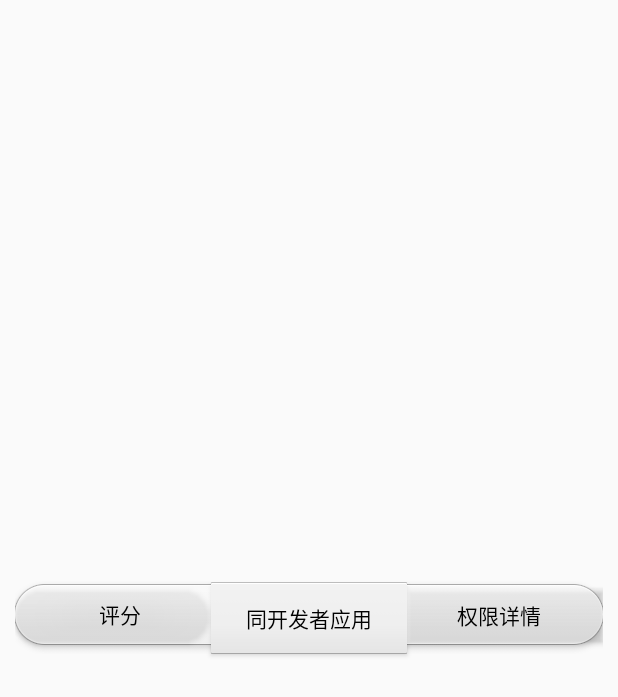
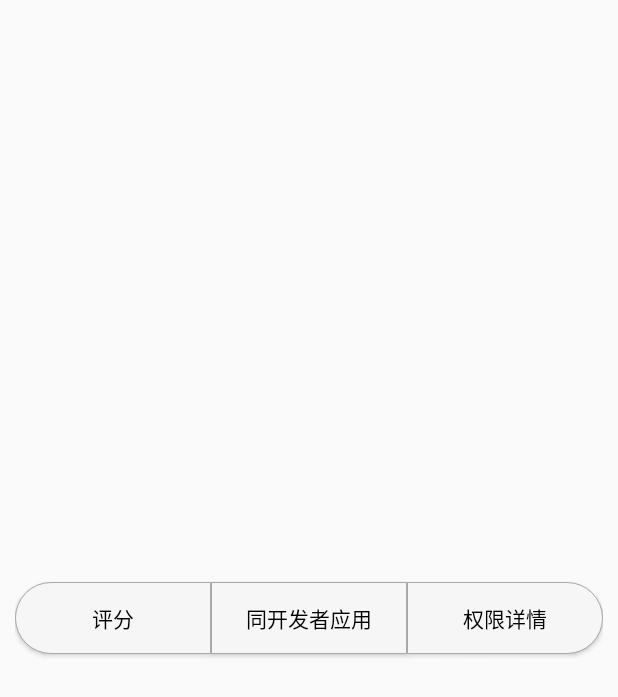
Before and after one commit to shipan2012/miappstore, an Android app: the layout holder_comments.xml on its own in the app's theme, with its tools: preview values and no code run, on a phone screen of 412 x 824 dp. Shown: the top 697 px of the screen. Run offline under Robolectric (Android 15) with nearby library versions, the phone set to English and light mode, and no system bars.

Commit message:
重绘评论按钮

```diff
--- /dev/null
+++ b/app/src/main/res/drawable/btn_group_left.xml
@@ -0,0 +1,6 @@
+<?xml version="1.0" encoding="utf-8"?>
+<selector xmlns:android="http://schemas.android.com/apk/res/android">
+    <item android:state_pressed="true" android:drawable="@drawable/btn_group_left_pressed"/>
+    <item android:state_pressed="false" android:drawable="@drawable/btn_group_left_normal"/>
+    <item android:drawable="@drawable/btn_group_left_normal"/>
+</selector>
--- /dev/null
+++ b/app/src/main/res/drawable/btn_group_left_normal.xml
@@ -0,0 +1,6 @@
+<?xml version="1.0" encoding="utf-8"?>
+<shape xmlns:android="http://schemas.android.com/apk/res/android" android:shape="rectangle">
+    <solid android:color="#f6f6f6"/>
+    <corners android:topLeftRadius="25dp" android:bottomLeftRadius="25dp"/>
+    <stroke android:color="#a8a8a8" android:width="0.3dp"/>
+</shape>
--- /dev/null
+++ b/app/src/main/res/drawable/btn_group_left_pressed.xml
@@ -0,0 +1,6 @@
+<?xml version="1.0" encoding="utf-8"?>
+<shape xmlns:android="http://schemas.android.com/apk/res/android" android:shape="rectangle">
+    <solid android:color="@color/list_item_bg_pressed"/>
+    <corners android:topLeftRadius="25dp" android:bottomLeftRadius="25dp"/>
+    <stroke android:color="#a8a8a8" android:width="0.3dp"/>
+</shape>
--- /dev/null
+++ b/app/src/main/res/drawable/btn_group_middle.xml
@@ -0,0 +1,6 @@
+<?xml version="1.0" encoding="utf-8"?>
+<selector xmlns:android="http://schemas.android.com/apk/res/android">
+    <item android:drawable="@drawable/btn_group_middle_pressed" android:state_pressed="true"/>
+    <item android:drawable="@drawable/btn_group_middle_normal" android:state_pressed="false"/>
+    <item android:drawable="@drawable/btn_group_middle_normal"/>
+</selector>
--- /dev/null
+++ b/app/src/main/res/drawable/btn_group_middle_normal.xml
@@ -0,0 +1,5 @@
+<?xml version="1.0" encoding="utf-8"?>
+<shape xmlns:android="http://schemas.android.com/apk/res/android" android:shape="rectangle">
+    <solid android:color="#f6f6f6"/>
+    <stroke android:color="#a8a8a8" android:width="0.3dp"/>
+</shape>
--- /dev/null
+++ b/app/src/main/res/drawable/btn_group_middle_pressed.xml
@@ -0,0 +1,5 @@
+<?xml version="1.0" encoding="utf-8"?>
+<shape xmlns:android="http://schemas.android.com/apk/res/android" android:shape="rectangle">
+    <solid android:color="@color/list_item_bg_pressed"/>
+    <stroke android:color="#a8a8a8" android:width="0.3dp"/>
+</shape>
--- /dev/null
+++ b/app/src/main/res/drawable/btn_group_right.xml
@@ -0,0 +1,6 @@
+<?xml version="1.0" encoding="utf-8"?>
+<selector xmlns:android="http://schemas.android.com/apk/res/android">
+    <item android:state_pressed="true" android:drawable="@drawable/btn_group_right_pressed"/>
+    <item android:state_pressed="false" android:drawable="@drawable/btn_group_right_normal"/>
+    <item android:drawable="@drawable/btn_group_right_normal"/>
+</selector>
--- /dev/null
+++ b/app/src/main/res/drawable/btn_group_right_normal.xml
@@ -0,0 +1,6 @@
+<?xml version="1.0" encoding="utf-8"?>
+<shape xmlns:android="http://schemas.android.com/apk/res/android" android:shape="rectangle">
+    <solid android:color="#f6f6f6"/>
+    <corners android:topRightRadius="25dp" android:bottomRightRadius="25dp"/>
+    <stroke android:color="#a8a8a8" android:width="0.3dp"/>
+</shape>
--- /dev/null
+++ b/app/src/main/res/drawable/btn_group_right_pressed.xml
@@ -0,0 +1,6 @@
+<?xml version="1.0" encoding="utf-8"?>
+<shape xmlns:android="http://schemas.android.com/apk/res/android" android:shape="rectangle">
+    <solid android:color="@color/list_item_bg_pressed"/>
+    <corners android:topRightRadius="25dp" android:bottomRightRadius="25dp"/>
+    <stroke android:color="#a8a8a8" android:width="0.3dp"/>
+</shape>
--- a/app/src/main/res/layout/holder_comments.xml
+++ b/app/src/main/res/layout/holder_comments.xml
@@ -17,13 +17,13 @@
             android:layout_width="0dp"
             android:layout_height="wrap_content"
             android:layout_weight="1"
-            android:background="@drawable/selector_comments_first_bg"
+            android:background="@drawable/btn_group_left"
             android:text="评分"
             android:textColor="#000"
             android:textSize="14sp" />
 
         <Button
-            android:background="@drawable/selector_comments_medium_bg"
+            android:background="@drawable/btn_group_middle"
             android:id="@+id/btn_sameapps"
             android:layout_width="0dp"
             android:layout_height="wrap_content"
@@ -37,7 +37,7 @@
             android:layout_width="0dp"
             android:layout_height="wrap_content"
             android:layout_weight="1"
-            android:background="@drawable/selector_comments_last_bg"
+            android:background="@drawable/btn_group_right"
             android:text="权限详情"
             android:textColor="#000"
             android:textSize="14sp" />
```
